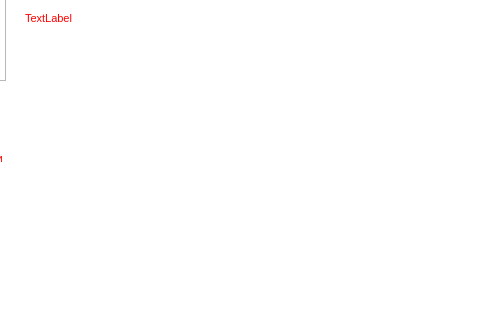
This is app/ui/create_monument_window.ui in reisenbest/PPK_ARCHEOMAP as Qt 5 draws it before an edit; both pictures show x 505 to 985 and y 210 to 530 of the 1088 by 848 pixel window. The edited form follows.
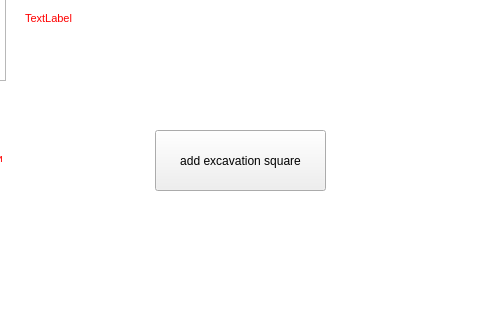
This is the edited form.

Commit message: excavation squares developing start

Patch:
```diff
--- a/app/ui/create_monument_window.ui
+++ b/app/ui/create_monument_window.ui
@@ -292,6 +292,19 @@
     <string>browse...</string>
    </property>
   </widget>
+  <widget class="QPushButton" name="ExcavationSqrBtn">
+   <property name="geometry">
+    <rect>
+     <x>660</x>
+     <y>340</y>
+     <width>171</width>
+     <height>61</height>
+    </rect>
+   </property>
+   <property name="text">
+    <string>add excavation square</string>
+   </property>
+  </widget>
  </widget>
  <resources/>
  <connections/>
```
The commit also changes 14 other files.
